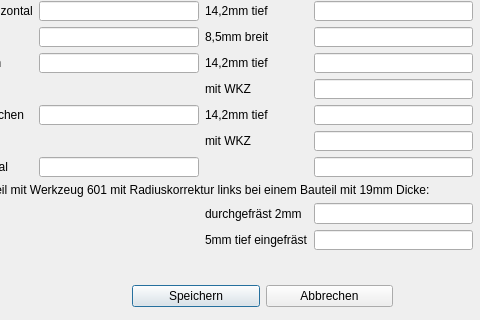
First picture: the form in Dialoge/dialog_einstellung_dxf_klassen.ui, repository TischlerWilly/postprozessor, before the edit; both pictures show x 88 to 568 and y 96 to 416 of the 568 by 416 pixel window.
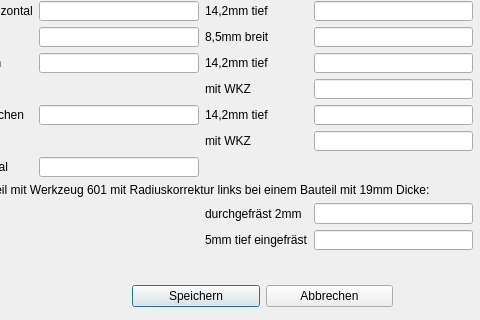
Second picture: the form after the edit.

```diff
--- a/Dialoge/dialog_einstellung_dxf_klassen.ui
+++ b/Dialoge/dialog_einstellung_dxf_klassen.ui
@@ -168,9 +168,6 @@
       </property>
      </widget>
     </item>
-    <item row="9" column="3">
-     <widget class="QLineEdit" name="lineEdit_2"/>
-    </item>
     <item row="4" column="0">
      <widget class="QLabel" name="label_9">
       <property name="text">
```
